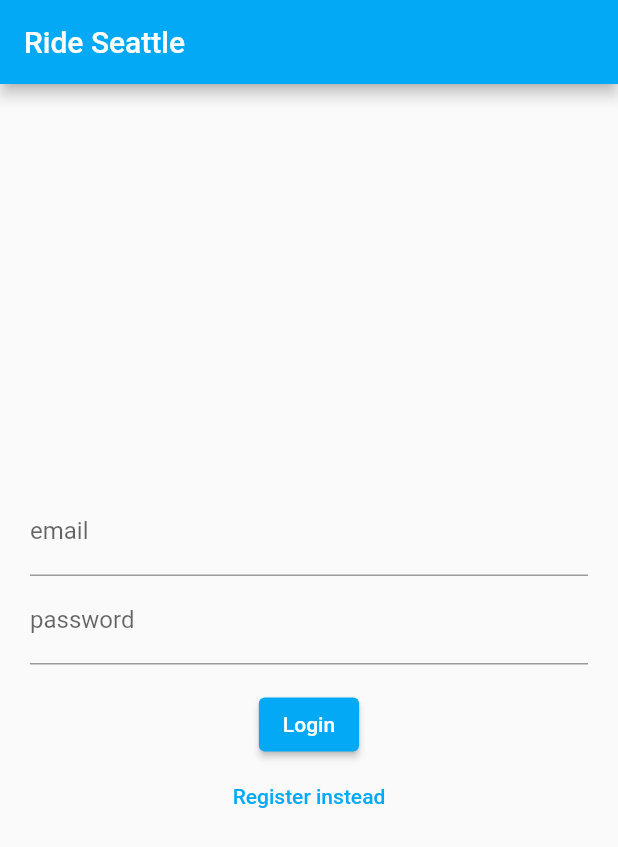
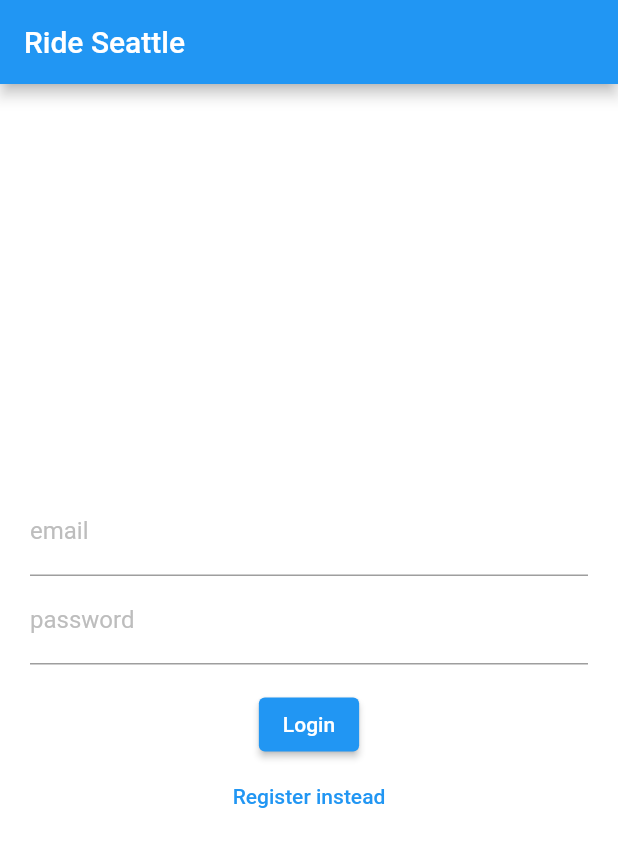
Before and after one commit to eliogilvy/RideSeattle, a Flutter app: the screen it shows after launch, on a phone screen of 412 x 824 dp. Shown: the top 847 px of the screen. Run offline on Flutter 3.47's test engine with Material 2 defaults, Android fonts, the phone set to English and light mode, and no system bars; our stand-ins replace cloud_firestore, firebase_auth, firebase_core, geolocator, go_router, google_maps_flutter and 1 more; missing offline and left inert: flutter_polyline_points, xml2json; accounts and stored records are empty.

Commit message:
Updated theme

```diff
--- a/ride_seattle/lib/styles/theme.dart
+++ b/ride_seattle/lib/styles/theme.dart
@@ -3,10 +3,20 @@ import 'package:flutter/material.dart';
 class RideSeattleTheme {
   static ThemeData theme() {
     return ThemeData(
-      colorScheme: ColorScheme.fromSwatch().copyWith(
-        primary: Colors.lightBlue,
-        secondary: Colors.blue,
-        background: Colors.lightBlue,
+      primarySwatch: Colors.blue,
+      primaryColor: Colors.blue[900],
+      primaryColorLight: Colors.blue[100],
+      primaryColorDark: Colors.blue[800],
+      canvasColor: Colors.white,
+      scaffoldBackgroundColor: Colors.white,
+      cardColor: Colors.blue[50],
+      dividerColor: Colors.grey[400],
+      secondaryHeaderColor: Colors.blue[200],
+      dialogBackgroundColor: Colors.white,
+      indicatorColor: Colors.blue[900],
+      hintColor: Colors.grey[400],
+      buttonTheme: const ButtonThemeData(
+        textTheme: ButtonTextTheme.primary,
       ),
     );
   }
```
